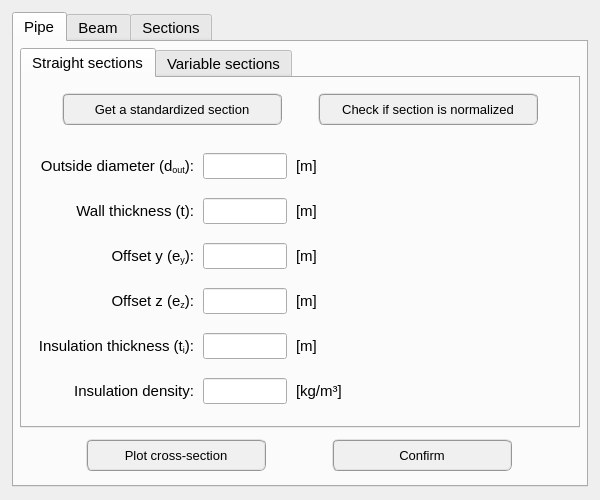
This is pulse/interface/ui_files/model/setup/general/cross_section_widget.ui in open-pulse/OpenPulse as Qt 5 draws it before an edit. The edited form follows.
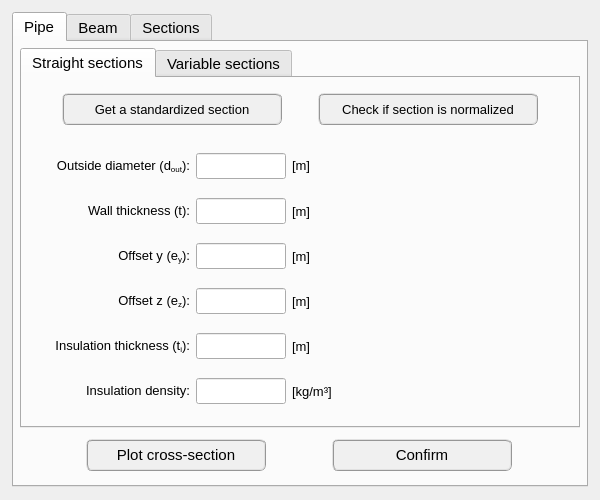
This is the edited form. The open tabs and pages were chosen to show the change. Icons and pictures are not drawn.

The edit to the form file:
```diff
--- a/pulse/interface/ui_files/model/setup/general/cross_section_widget.ui
+++ b/pulse/interface/ui_files/model/setup/general/cross_section_widget.ui
@@ -140,7 +140,7 @@
             <property name="font">
              <font>
               <family>MS Shell Dlg 2</family>
-              <pointsize>10</pointsize>
+              <pointsize>11</pointsize>
               <weight>50</weight>
               <italic>false</italic>
               <bold>false</bold>
@@ -149,7 +149,8 @@
             <property name="styleSheet">
              <string notr="true">QPushButton{border-radius: 6px; border-color: rgb(150, 150, 150); border-style: ridge; border-width: 2px; color: rgb(0, 0, 0); background-color: rgb(240, 240, 240)}
 QPushButton:hover{border-radius: 6px; border-color: rgb(0, 170, 255); border-style: ridge; border-width: 2px; color: rgb(0, 0, 0); background-color: rgba(174, 213, 255, 100)}
-QPushButton:pressed{border-radius: 6px; border-color: rgb(0, 170, 255); border-style: ridge; border-width: 2px; color: rgb(0, 0, 0); background-color: rgb(174, 213, 255)}</string>
+QPushButton:pressed{border-radius: 6px; border-color: rgb(0, 170, 255); border-style: ridge; border-width: 2px; color: rgb(0, 0, 0); background-color: rgb(174, 213, 255)}
+QPushButton:disabled{border-radius: 6px; border-color: rgb(150, 150, 150); border-style: ridge; border-width: 0px; color: rgb(150,150, 150); background-color: rgb(220, 220, 220)}</string>
             </property>
             <property name="text">
              <string>Plot cross-section</string>
@@ -173,7 +174,7 @@
             <property name="font">
              <font>
               <family>MS Shell Dlg 2</family>
-              <pointsize>10</pointsize>
+              <pointsize>11</pointsize>
               <weight>50</weight>
               <italic>false</italic>
               <bold>false</bold>
@@ -182,7 +183,8 @@
             <property name="styleSheet">
              <string notr="true">QPushButton{border-radius: 6px; border-color: rgb(150, 150, 150); border-style: ridge; border-width: 2px; color: rgb(0, 0, 0); background-color: rgb(240, 240, 240)}
 QPushButton:hover{border-radius: 6px; border-color: rgb(0, 170, 255); border-style: ridge; border-width: 2px; color: rgb(0, 0, 0); background-color: rgba(174, 213, 255, 100)}
-QPushButton:pressed{border-radius: 6px; border-color: rgb(0, 170, 255); border-style: ridge; border-width: 2px; color: rgb(0, 0, 0); background-color: rgb(174, 213, 255)}</string>
+QPushButton:pressed{border-radius: 6px; border-color: rgb(0, 170, 255); border-style: ridge; border-width: 2px; color: rgb(0, 0, 0); background-color: rgb(174, 213, 255)}
+QPushButton:disabled{border-radius: 6px; border-color: rgb(150, 150, 150); border-style: ridge; border-width: 0px; color: rgb(150,150, 150); background-color: rgb(220, 220, 220)}</string>
             </property>
             <property name="text">
              <string>Confirm</string>
@@ -376,17 +378,27 @@
               <property name="bottomMargin">
                <number>0</number>
               </property>
-              <property name="horizontalSpacing">
-               <number>9</number>
-              </property>
-              <property name="verticalSpacing">
+              <property name="spacing">
                <number>6</number>
               </property>
-              <item row="0" column="2">
+              <item row="0" column="0">
+               <spacer name="horizontalSpacer">
+                <property name="orientation">
+                 <enum>Qt::Horizontal</enum>
+                </property>
+                <property name="sizeHint" stdset="0">
+                 <size>
+                  <width>40</width>
+                  <height>20</height>
+                 </size>
+                </property>
+               </spacer>
+              </item>
+              <item row="0" column="3">
                <widget class="QLabel" name="label_17">
                 <property name="minimumSize">
                  <size>
-                  <width>60</width>
+                  <width>50</width>
                   <height>26</height>
                  </size>
                 </property>
@@ -399,7 +411,7 @@
                 <property name="font">
                  <font>
                   <family>MS Shell Dlg 2</family>
-                  <pointsize>11</pointsize>
+                  <pointsize>10</pointsize>
                   <weight>50</weight>
                   <italic>false</italic>
                   <bold>false</bold>
@@ -413,76 +425,11 @@
                 </property>
                </widget>
               </item>
-              <item row="2" column="0">
-               <widget class="QLabel" name="label_22">
-                <property name="minimumSize">
-                 <size>
-                  <width>160</width>
-                  <height>26</height>
-                 </size>
-                </property>
-                <property name="maximumSize">
-                 <size>
-                  <width>174</width>
-                  <height>26</height>
-                 </size>
-                </property>
-                <property name="font">
-                 <font>
-                  <family>MS Shell Dlg 2</family>
-                  <pointsize>11</pointsize>
-                  <weight>50</weight>
-                  <italic>false</italic>
-                  <bold>false</bold>
-                 </font>
-                </property>
-                <property name="text">
-                 <string>&lt;html&gt;&lt;head/&gt;&lt;body&gt;&lt;p align=&quot;right&quot;&gt;Offset y (e&lt;span style=&quot; vertical-align:sub;&quot;&gt;y&lt;/span&gt;):&lt;/p&gt;&lt;/body&gt;&lt;/html&gt;</string>
-                </property>
-                <property name="alignment">
-                 <set>Qt::AlignCenter</set>
-                </property>
-               </widget>
-              </item>
-              <item row="2" column="1">
-               <widget class="QLineEdit" name="lineEdit_offset_y">
-                <property name="minimumSize">
-                 <size>
-                  <width>84</width>
-                  <height>26</height>
-                 </size>
-                </property>
-                <property name="maximumSize">
-                 <size>
-                  <width>84</width>
-                  <height>26</height>
-                 </size>
-                </property>
-                <property name="font">
-                 <font>
-                  <family>MS Shell Dlg 2</family>
-                  <pointsize>11</pointsize>
-                  <weight>50</weight>
-                  <italic>false</italic>
-                  <bold>false</bold>
-                 </font>
-                </property>
-                <property name="focusPolicy">
-                 <enum>Qt::StrongFocus</enum>
-                </property>
-                <property name="styleSheet">
-                 <string notr="true">color: rgb(255, 0, 0);</string>
-                </property>
-                <property name="alignment">
-                 <set>Qt::AlignCenter</set>
-                </property>
-               </widget>
-              </item>
-              <item row="0" column="0">
+              <item row="0" column="1">
                <widget class="QLabel" name="label_20">
                 <property name="minimumSize">
                  <size>
-                  <width>160</width>
+                  <width>150</width>
                   <height>26</height>
                  </size>
                 </property>
@@ -495,7 +442,7 @@
                 <property name="font">
                  <font>
                   <family>MS Shell Dlg 2</family>
-                  <pointsize>11</pointsize>
+                  <pointsize>10</pointsize>
                   <weight>50</weight>
                   <italic>false</italic>
                   <bold>false</bold>
@@ -509,24 +456,24 @@
                 </property>
                </widget>
               </item>
-              <item row="3" column="1">
-               <widget class="QLineEdit" name="lineEdit_offset_z">
+              <item row="2" column="2">
+               <widget class="QLineEdit" name="lineEdit_offset_y">
                 <property name="minimumSize">
                  <size>
-                  <width>84</width>
+                  <width>90</width>
                   <height>26</height>
                  </size>
                 </property>
                 <property name="maximumSize">
                  <size>
-                  <width>84</width>
+                  <width>100</width>
                   <height>26</height>
                  </size>
                 </property>
                 <property name="font">
                  <font>
                   <family>MS Shell Dlg 2</family>
-                  <pointsize>11</pointsize>
+                  <pointsize>10</pointsize>
                   <weight>50</weight>
                   <italic>false</italic>
                   <bold>false</bold>
@@ -541,36 +488,36 @@
                 <property name="alignment">
                  <set>Qt::AlignCenter</set>
                 </property>
+                <property name="clearButtonEnabled">
+                 <bool>true</bool>
+                </property>
                </widget>
               </item>
-              <item row="4" column="1">
-               <widget class="QLineEdit" name="lineEdit_insulation_thickness">
+              <item row="2" column="1">
+               <widget class="QLabel" name="label_22">
                 <property name="minimumSize">
                  <size>
-                  <width>84</width>
+                  <width>150</width>
                   <height>26</height>
                  </size>
                 </property>
                 <property name="maximumSize">
                  <size>
-                  <width>84</width>
+                  <width>174</width>
                   <height>26</height>
                  </size>
                 </property>
                 <property name="font">
                  <font>
                   <family>MS Shell Dlg 2</family>
-                  <pointsize>11</pointsize>
+                  <pointsize>10</pointsize>
                   <weight>50</weight>
                   <italic>false</italic>
                   <bold>false</bold>
                  </font>
                 </property>
-                <property name="focusPolicy">
-                 <enum>Qt::StrongFocus</enum>
-                </property>
-                <property name="styleSheet">
-                 <string notr="true">color: rgb(255, 0, 0);</string>
+                <property name="text">
+                 <string>&lt;html&gt;&lt;head/&gt;&lt;body&gt;&lt;p align=&quot;right&quot;&gt;Offset y (e&lt;span style=&quot; vertical-align:sub;&quot;&gt;y&lt;/span&gt;):&lt;/p&gt;&lt;/body&gt;&lt;/html&gt;</string>
                 </property>
                 <property name="alignment">
                  <set>Qt::AlignCenter</set>
@@ -578,10 +525,47 @@
                </widget>
               </item>
               <item row="4" column="2">
+               <widget class="QLineEdit" name="lineEdit_insulation_thickness">
+                <property name="minimumSize">
+                 <size>
+                  <width>90</width>
+                  <height>26</height>
+                 </size>
+                </property>
+                <property name="maximumSize">
+                 <size>
+                  <width>100</width>
+                  <height>26</height>
+                 </size>
+                </property>
+                <property name="font">
+                 <font>
+                  <family>MS Shell Dlg 2</family>
+                  <pointsize>10</pointsize>
+                  <weight>50</weight>
+                  <italic>false</italic>
+                  <bold>false</bold>
+                 </font>
+                </property>
+                <property name="focusPolicy">
+                 <enum>Qt::StrongFocus</enum>
+                </property>
+                <property name="styleSheet">
+                 <string notr="true">color: rgb(255, 0, 0);</string>
+                </property>
+                <property name="alignment">
+                 <set>Qt::AlignCenter</set>
+                </property>
+                <property name="clearButtonEnabled">
+                 <bool>true</bool>
+                </property>
+               </widget>
+              </item>
+              <item row="4" column="3">
                <widget class="QLabel" name="label_42">
                 <property name="minimumSize">
                  <size>
-                  <width>60</width>
+                  <width>50</width>
                   <height>26</height>
                  </size>
                 </property>
@@ -594,7 +578,7 @@
                 <property name="font">
                  <font>
                   <family>MS Shell Dlg 2</family>
-                  <pointsize>11</pointsize>
+                  <pointsize>10</pointsize>
                   <weight>50</weight>
                   <italic>false</italic>
                   <bold>false</bold>
@@ -608,24 +592,24 @@
                 </property>
                </widget>
               </item>
-              <item row="5" column="1">
-               <widget class="QLineEdit" name="lineEdit_insulation_density">
+              <item row="3" column="2">
+               <widget class="QLineEdit" name="lineEdit_offset_z">
                 <property name="minimumSize">
                  <size>
-                  <width>84</width>
+                  <width>90</width>
                   <height>26</height>
                  </size>
                 </property>
                 <property name="maximumSize">
                  <size>
-                  <width>84</width>
+                  <width>100</width>
                   <height>26</height>
                  </size>
                 </property>
                 <property name="font">
                  <font>
                   <family>MS Shell Dlg 2</family>
-                  <pointsize>11</pointsize>
+                  <pointsize>10</pointsize>
                   <weight>50</weight>
                   <italic>false</italic>
                   <bold>false</bold>
@@ -637,13 +621,16 @@
                 <property name="alignment">
                  <set>Qt::AlignCenter</set>
                 </property>
+                <property name="clearButtonEnabled">
+                 <bool>true</bool>
+                </property>
                </widget>
               </item>
-              <item row="5" column="2">
+              <item row="5" column="3">
                <widget class="QLabel" name="label_41">
                 <property name="minimumSize">
                  <size>
-                  <width>60</width>
+                  <width>50</width>
                   <height>26</height>
                  </size>
                 </property>
@@ -656,7 +643,7 @@
                 <property name="font">
                  <font>
                   <family>MS Shell Dlg 2</family>
-                  <pointsize>11</pointsize>
+                  <pointsize>10</pointsize>
                   <weight>50</weight>
                   <italic>false</italic>
                   <bold>false</bold>
@@ -670,11 +657,45 @@
                 </property>
                </widget>
               </item>
-              <item row="3" column="0">
+              <item row="5" column="2">
+               <widget class="QLineEdit" name="lineEdit_insulation_density">
+                <property name="minimumSize">
+                 <size>
+                  <width>90</width>
+                  <height>26</height>
+                 </size>
+                </property>
+                <property name="maximumSize">
+                 <size>
+                  <width>100</width>
+                  <height>26</height>
+                 </size>
+                </property>
+                <property name="font">
+                 <font>
+                  <family>MS Shell Dlg 2</family>
+                  <pointsize>10</pointsize>
+                  <weight>50</weight>
+                  <italic>false</italic>
+                  <bold>false</bold>
+                 </font>
+                </property>
+                <property name="styleSheet">
+                 <string notr="true">color: rgb(255, 0, 0);</string>
+                </property>
+                <property name="alignment">
+                 <set>Qt::AlignCenter</set>
+                </property>
+                <property name="clearButtonEnabled">
+                 <bool>true</bool>
+                </property>
+               </widget>
+              </item>
+              <item row="3" column="1">
                <widget class="QLabel" name="label_23">
                 <property name="minimumSize">
                  <size>
-                  <width>160</width>
+                  <width>150</width>
                   <height>26</height>
                  </size>
                 </property>
@@ -687,7 +708,7 @@
                 <property name="font">
                  <font>
                   <family>MS Shell Dlg 2</family>
-                  <pointsize>11</pointsize>
+                  <pointsize>10</pointsize>
                   <weight>50</weight>
                   <italic>false</italic>
                   <bold>false</bold>
@@ -701,11 +722,11 @@
                 </property>
                </widget>
               </item>
-              <item row="5" column="0">
+              <item row="5" column="1">
                <widget class="QLabel" name="label_25">
                 <property name="minimumSize">
                  <size>
-                  <width>160</width>
+                  <width>150</width>
                   <height>26</height>
                  </size>
                 </property>
@@ -718,7 +739,7 @@
                 <property name="font">
                  <font>
                   <family>MS Shell Dlg 2</family>
-                  <pointsize>11</pointsize>
+                  <pointsize>10</pointsize>
                   <weight>50</weight>
                   <italic>false</italic>
                   <bold>false</bold>
@@ -732,11 +753,11 @@
                 </property>
                </widget>
               </item>
-              <item row="4" column="0">
+              <item row="4" column="1">
                <widget class="QLabel" name="label_26">
                 <property name="minimumSize">
                  <size>
-                  <width>160</width>
+                  <width>150</width>
                   <height>26</height>
                  </size>
                 </property>
@@ -749,7 +770,7 @@
                 <property name="font">
                  <font>
                   <family>MS Shell Dlg 2</family>
-                  <pointsize>11</pointsize>
+                  <pointsize>10</pointsize>
                   <weight>50</weight>
                   <italic>false</italic>
                   <bold>false</bold>
@@ -763,24 +784,24 @@
                 </property>
                </widget>
               </item>
-              <item row="0" column="1">
+              <item row="0" column="2">
                <widget class="QLineEdit" name="lineEdit_outside_diameter">
                 <property name="minimumSize">
                  <size>
-                  <width>84</width>
+                  <width>90</width>
                   <height>26</height>
                  </size>
                 </property>
                 <property name="maximumSize">
                  <size>
-                  <width>84</width>
+                  <width>100</width>
                   <height>26</height>
                  </size>
                 </property>
                 <property name="font">
                  <font>
                   <family>MS Shell Dlg 2</family>
-                  <pointsize>11</pointsize>
+                  <pointsize>10</pointsize>
                   <weight>50</weight>
                   <italic>false</italic>
                   <bold>false</bold>
@@ -795,13 +816,16 @@
                 <property name="alignment">
                  <set>Qt::AlignCenter</set>
                 </property>
+                <property name="clearButtonEnabled">
+                 <bool>true</bool>
+                </property>
                </widget>
               </item>
-              <item row="1" column="2">
+              <item row="1" column="3">
                <widget class="QLabel" name="label_18">
                 <property name="minimumSize">
                  <size>
-                  <width>60</width>
+                  <width>50</width>
                   <height>26</height>
                  </size>
                 </property>
@@ -814,7 +838,7 @@
                 <property name="font">
                  <font>
                   <family>MS Shell Dlg 2</family>
-                  <pointsize>11</pointsize>
+                  <pointsize>10</pointsize>
                   <weight>50</weight>
                   <italic>false</italic>
                   <bold>false</bold>
@@ -828,11 +852,11 @@
                 </property>
                </widget>
               </item>
-              <item row="2" column="2">
+              <item row="2" column="3">
                <widget class="QLabel" name="label_19">
                 <property name="minimumSize">
                  <size>
-                  <width>60</width>
+                  <width>50</width>
                   <height>26</height>
                  </size>
                 </property>
@@ -845,7 +869,7 @@
                 <property name="font">
                  <font>
                   <family>MS Shell Dlg 2</family>
-                  <pointsize>11</pointsize>
+                  <pointsize>10</pointsize>
                   <weight>50</weight>
                   <italic>false</italic>
                   <bold>false</bold>
@@ -859,24 +883,24 @@
                 </property>
                </widget>
               </item>
-              <item row="1" column="1">
+              <item row="1" column="2">
                <widget class="QLineEdit" name="lineEdit_wall_thickness">
                 <property name="minimumSize">
                  <size>
-                  <width>84</width>
+                  <width>90</width>
                   <height>26</height>
                  </size>
                 </property>
                 <property name="maximumSize">
                  <size>
-                  <width>84</width>
+                  <width>100</width>
                   <height>26</height>
                  </size>
                 </property>
                 <property name="font">
                  <font>
                   <family>MS Shell Dlg 2</family>
-                  <pointsize>11</pointsize>
+                  <pointsize>10</pointsize>
                   <weight>50</weight>
                   <italic>false</italic>
                   <bold>false</bold>
@@ -891,13 +915,16 @@
                 <property name="alignment">
                  <set>Qt::AlignCenter</set>
                 </property>
+                <property name="clearButtonEnabled">
+                 <bool>true</bool>
+                </property>
                </widget>
               </item>
-              <item row="3" column="2">
+              <item row="3" column="3">
                <widget class="QLabel" name="label_24">
                 <property name="minimumSize">
                  <size>
-                  <width>60</width>
+                  <width>50</width>
                   <height>26</height>
                  </size>
                 </property>
@@ -910,7 +937,7 @@
                 <property name="font">
                  <font>
                   <family>MS Shell Dlg 2</family>
-                  <pointsize>11</pointsize>
+                  <pointsize>10</pointsize>
                   <weight>50</weight>
                   <italic>false</italic>
                   <bold>false</bold>
@@ -924,11 +951,11 @@
                 </property>
                </widget>
               </item>
-              <item row="1" column="0">
+              <item row="1" column="1">
                <widget class="QLabel" name="label_21">
                 <property name="minimumSize">
                  <size>
-                  <width>160</width>
+                  <width>150</width>
                   <height>26</height>
                  </size>
                 </property>
@@ -941,7 +968,7 @@
                 <property name="font">
                  <font>
                   <family>MS Shell Dlg 2</family>
-                  <pointsize>11</pointsize>
+                  <pointsize>10</pointsize>
                   <weight>50</weight>
                   <italic>false</italic>
                   <bold>false</bold>
@@ -955,6 +982,19 @@
                 </property>
                </widget>
               </item>
+              <item row="0" column="4">
+               <spacer name="horizontalSpacer_2">
+                <property name="orientation">
+                 <enum>Qt::Horizontal</enum>
+                </property>
+                <property name="sizeHint" stdset="0">
+                 <size>
+                  <width>40</width>
+                  <height>20</height>
+                 </size>
+                </property>
+               </spacer>
+              </item>
              </layout>
              <zorder>label_24</zorder>
              <zorder>lineEdit_outside_diameter</zorder>
```
Left out of the diff: 484 changed lines with no effect on the pictures.
